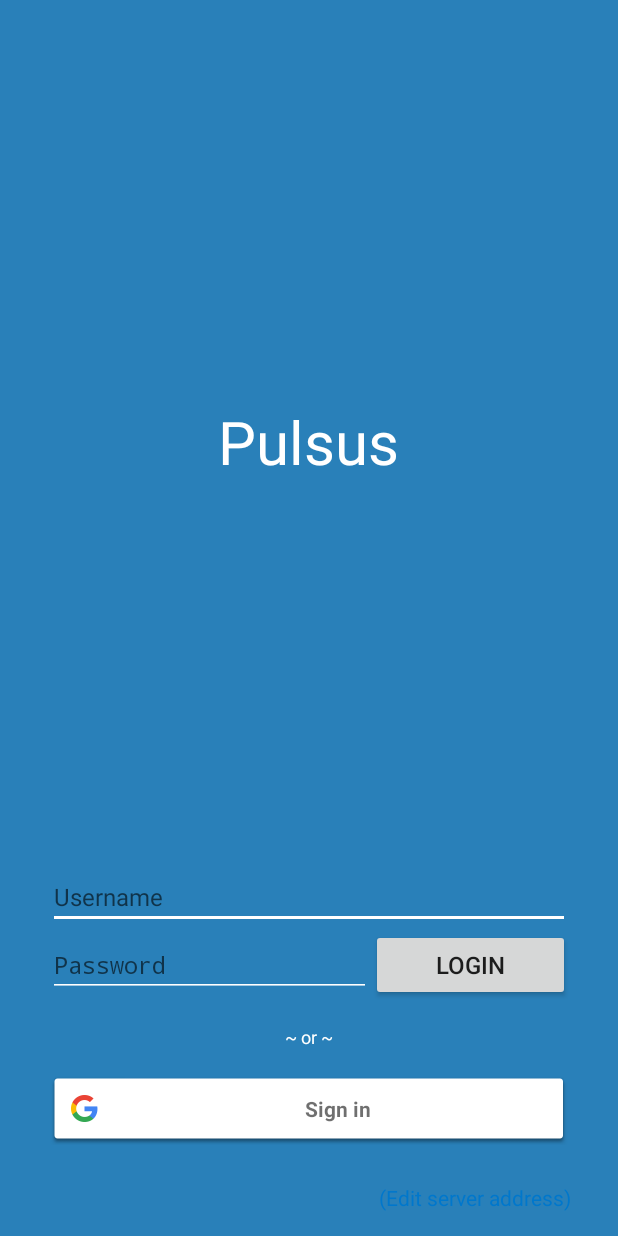
After one commit to smalldatalab/android-gonogo, an Android app: the SigninActivity screen opened directly, with no data from a screen before it, on a phone screen of 412 x 824 dp. The commit adds this screen. Run offline under Robolectric (Android 15) with nearby library versions, the phone set to English and light mode, and no system bars; libraries missing offline, so code that uses them is left out: io.smalldatalab.omhclient.

Commit message:
Added Login / Logout support

```diff
--- a/app/src/main/java/org/ohmage/pulsus/ProfileActivity.java
+++ b/app/src/main/java/org/ohmage/pulsus/ProfileActivity.java
@@ -5,8 +5,14 @@ import android.support.v7.app.AppCompatActivity;
 import android.os.Bundle;
 import android.view.View;
 import android.widget.Button;
+import android.widget.TextView;
+import android.widget.Toast;
+
+import io.smalldatalab.omhclient.DSUClient;
 
 public class ProfileActivity extends AppCompatActivity {
+
+    private DSUClient mDSUClient;
 
     @Override
     protected void onCreate(Bundle savedInstanceState) {
--- /dev/null
+++ b/app/src/main/res/layout/activity_signin.xml
@@ -0,0 +1,100 @@
+<LinearLayout xmlns:android="http://schemas.android.com/apk/res/android"
+    xmlns:tools="http://schemas.android.com/tools"
+    android:layout_width="match_parent"
+    android:layout_height="match_parent"
+    android:orientation="vertical"
+    android:paddingLeft="@dimen/activity_horizontal_margin"
+    android:paddingRight="@dimen/activity_horizontal_margin"
+    android:paddingTop="@dimen/activity_vertical_margin"
+    android:paddingBottom="@dimen/activity_vertical_margin"
+    android:background="@color/invalidColor">
+
+
+    <TextView
+        android:text="Pulsus"
+        android:gravity="center"
+        android:layout_gravity="center"
+        android:textSize="40sp"
+        android:textColor="@color/whiteColor"
+        android:layout_width="wrap_content"
+        android:layout_height="wrap_content"
+        android:id="@+id/imageView2"
+        android:layout_marginTop="36dp"
+        android:layout_marginBottom="40dp"
+        android:layout_centerHorizontal="true"
+        android:layout_weight="1"/>
+
+
+    <LinearLayout
+        android:layout_width="match_parent"
+        android:layout_height="wrap_content"
+        android:orientation="vertical"
+        android:paddingLeft="@dimen/activity_horizontal_margin"
+        android:paddingRight="@dimen/activity_horizontal_margin">
+
+        <EditText
+            android:id="@+id/username"
+            android:layout_width="match_parent"
+            android:layout_height="wrap_content"
+            android:hint="@string/username_hint"
+            android:textSize="16sp"
+            android:singleLine="true"
+            android:nextFocusDown="@+id/password"
+            android:backgroundTint="@color/whiteColor"
+            android:textColor="@color/whiteColor"/>
+
+        <LinearLayout
+            android:layout_width="match_parent"
+            android:layout_height="wrap_content"
+            android:orientation="horizontal">
+
+            <EditText
+                android:id="@+id/password"
+                android:layout_width="wrap_content"
+                android:layout_height="wrap_content"
+                android:layout_weight="3"
+                android:hint="@string/password_hint"
+                android:textSize="16sp"
+                android:singleLine="true"
+                android:inputType="textPassword"
+                android:backgroundTint="@color/whiteColor"
+                android:textColor="@color/whiteColor"/>
+
+            <Button
+                android:id="@+id/login_button"
+                android:layout_width="wrap_content"
+                android:layout_height="wrap_content"
+                android:layout_weight="1"
+                android:textSize="16sp"
+                android:text="@string/login"/>
+
+        </LinearLayout>
+
+        <TextView
+            android:layout_width="match_parent"
+            android:layout_height="wrap_content"
+            android:gravity="center"
+            android:text="@string/or"
+            android:textSize="12sp"
+            android:padding="15dp"
+            android:textColor="@color/whiteColor"/>
+
+        <com.google.android.gms.common.SignInButton
+            android:id="@+id/sign_in_button"
+            android:layout_width="match_parent"
+            android:layout_height="wrap_content"
+            android:layout_marginBottom="25dp" />
+
+
+        <TextView
+            android:layout_width="match_parent"
+            android:layout_height="wrap_content"
+            android:id="@+id/edit_dsu_url"
+            android:text="@string/edit_url"
+            android:textColor="#07c"
+            android:layout_alignParentRight="true"
+            android:gravity="right"/>
+    </LinearLayout>
+
+
+</LinearLayout>
--- a/app/src/main/res/values/strings.xml
+++ b/app/src/main/res/values/strings.xml
@@ -10,8 +10,19 @@
     <string name="connected_account_label">Connected Account: email@school.edu</string>
     <string name="complete_baseline_label">Complete Baseline Self-Report</string>
 
-    <!-- TODO: Remove or change this placeholder text -->
-    <string name="hello_blank_fragment">Hello blank fragment</string>
+    <!-- for omhclientlib -->
+    <string name="dsu_provider_authorities">io.smalldatalab.android.gonogo.account</string>
+
+    <!--dsu settings-->
+    <string name="dsu_client_id">io.smalldata.ios.goNoGo</string>
+    <string name="dsu_client_secret">IdS2f12jmYomzEH5Eo43jkLD7z76c</string>
+    <string name="dsu_client_url">http://aws-qa.smalldata.io/dsu/</string> <!-- Use QA Server for now -->
+    <string name="edit_url">(Edit server address)</string>
+    <string name="or">~ or ~</string>
+    <string name="username_hint">Username</string>
+    <string name="password_hint">Password</string>
+    <string name="login">Login</string>
+
     <string name="start_task">Start</string>
     <string name="square_task_instructions">Welcome to the Square Task.\n\n\nOnce you start, you will be presented with a rectangle. When the rectangle turns green, tap anywhere on the screen as quickly as possible. When it turns blue, do not respond at all. \n\nThe test will take approximately 3 min.</string>
     <string name="plus">Plus</string>
```
Also changed, not shown: app/src/main/AndroidManifest.xml (+10 -4 lines), app/src/main/java/org/ohmage/pulsus/DSUHelper.java (added, +23 -0 lines), app/src/main/java/org/ohmage/pulsus/MainActivity.java (+39 -4 lines), app/src/main/java/org/ohmage/pulsus/SigninActivity.java (added, +157 -0 lines), app/src/main/res/layout/activity_profile.xml (+2 -11 lines).
